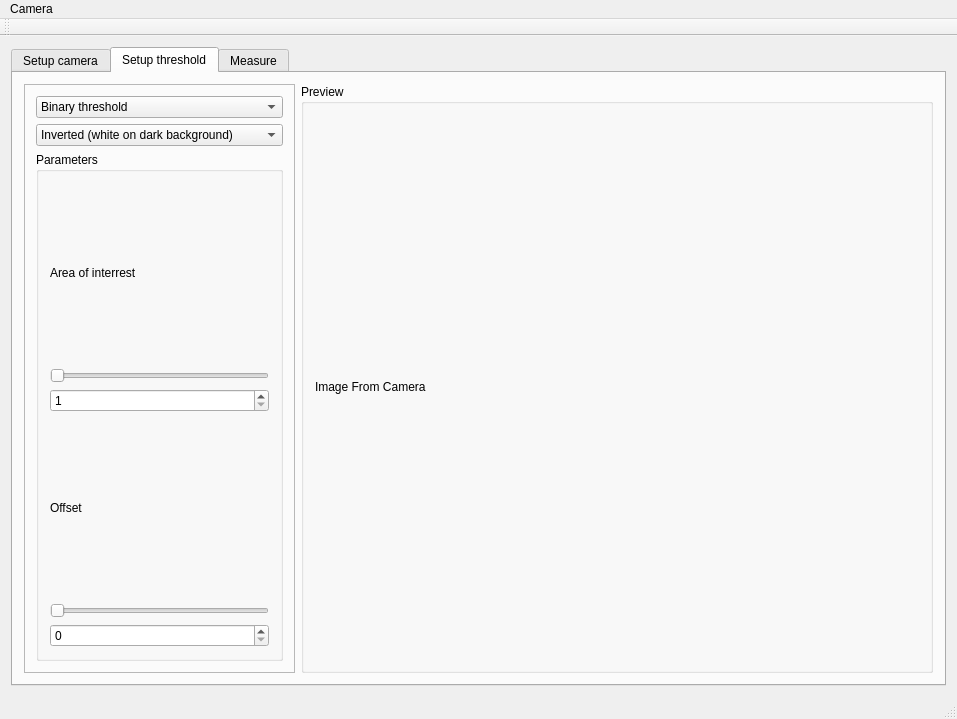
Old version of the form LineWidthMeasTool/mainwindow.ui in the repository theMladyPan/opencv_utils.
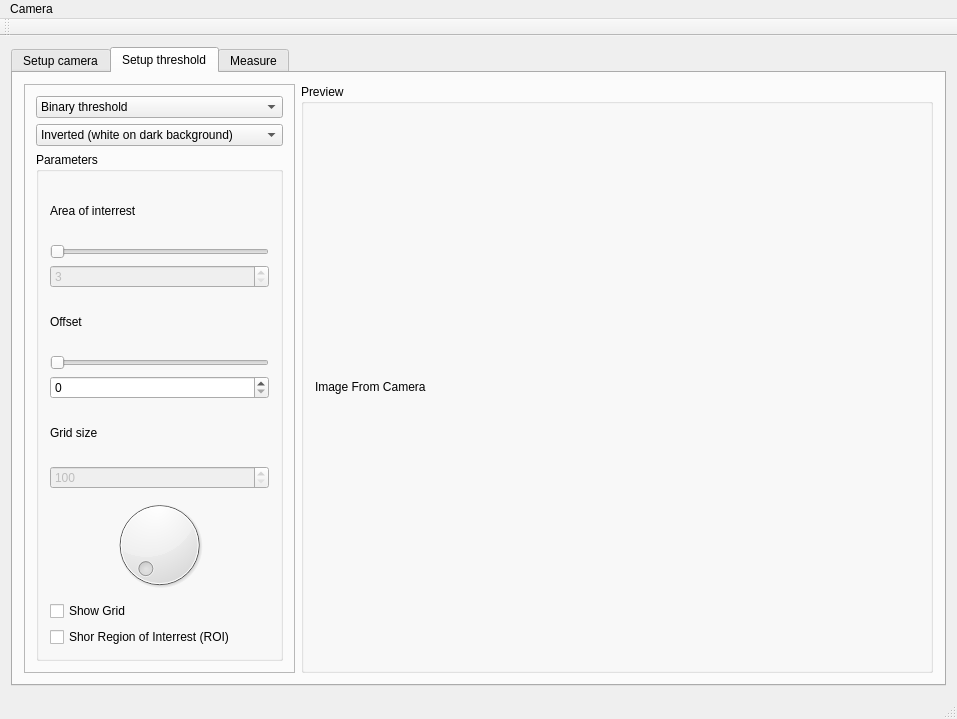
New version of the form. The open tabs and pages were chosen to show the change.

What changed in the file:
```diff
--- a/LineWidthMeasTool/mainwindow.ui
+++ b/LineWidthMeasTool/mainwindow.ui
@@ -2,6 +2,9 @@
 <ui version="4.0">
  <class>MainWindow</class>
  <widget class="QMainWindow" name="MainWindow">
+  <property name="enabled">
+   <bool>true</bool>
+  </property>
   <property name="geometry">
    <rect>
     <x>0</x>
@@ -20,6 +23,9 @@
    <layout class="QGridLayout" name="gridLayout_3">
     <item row="0" column="0">
      <widget class="QTabWidget" name="TabPane">
+      <property name="enabled">
+       <bool>true</bool>
+      </property>
       <property name="sizePolicy">
        <sizepolicy hsizetype="Expanding" vsizetype="Expanding">
         <horstretch>0</horstretch>
@@ -166,6 +172,9 @@
        </layout>
       </widget>
       <widget class="QWidget" name="tabThreshSetup">
+       <property name="enabled">
+        <bool>true</bool>
+       </property>
        <attribute name="title">
         <string>Setup threshold</string>
        </attribute>
@@ -234,8 +243,17 @@
               </item>
               <item>
                <widget class="QSlider" name="horizontalSliderArea">
+                <property name="enabled">
+                 <bool>false</bool>
+                </property>
+                <property name="sizePolicy">
+                 <sizepolicy hsizetype="Expanding" vsizetype="Fixed">
+                  <horstretch>0</horstretch>
+                  <verstretch>0</verstretch>
+                 </sizepolicy>
+                </property>
                 <property name="minimum">
-                 <number>1</number>
+                 <number>3</number>
                 </property>
                 <property name="singleStep">
                  <number>2</number>
@@ -247,8 +265,11 @@
               </item>
               <item>
                <widget class="QSpinBox" name="spinBoxArea">
+                <property name="enabled">
+                 <bool>false</bool>
+                </property>
                 <property name="minimum">
-                 <number>1</number>
+                 <number>3</number>
                 </property>
                 <property name="singleStep">
                  <number>2</number>
@@ -264,13 +285,85 @@
               </item>
               <item>
                <widget class="QSlider" name="horizontalSliderOffset">
+                <property name="maximum">
+                 <number>255</number>
+                </property>
                 <property name="orientation">
                  <enum>Qt::Horizontal</enum>
                 </property>
                </widget>
               </item>
               <item>
-               <widget class="QSpinBox" name="spinBoxOffset"/>
+               <widget class="QSpinBox" name="spinBoxOffset">
+                <property name="maximum">
+                 <number>255</number>
+                </property>
+               </widget>
+              </item>
+              <item>
+               <widget class="QLabel" name="label_gridSize">
+                <property name="text">
+                 <string>Grid size</string>
+                </property>
+               </widget>
+              </item>
+              <item>
+               <widget class="QSpinBox" name="spinBoxGridSize">
+                <property name="enabled">
+                 <bool>false</bool>
+                </property>
+                <property name="minimum">
+                 <number>100</number>
+                </property>
+                <property name="maximum">
+                 <number>1000</number>
+                </property>
+               </widget>
+              </item>
+              <item>
+               <widget class="QDial" name="dialGridSize">
+                <property name="enabled">
+                 <bool>true</bool>
+                </property>
+                <property name="sizePolicy">
+                 <sizepolicy hsizetype="Preferred" vsizetype="Preferred">
+                  <horstretch>0</horstretch>
+                  <verstretch>0</verstretch>
+                 </sizepolicy>
+                </property>
+                <property name="minimum">
+                 <number>100</number>
+                </property>
+                <property name="maximum">
+                 <number>1000</number>
+                </property>
+                <property name="singleStep">
+                 <number>50</number>
+                </property>
+                <property name="pageStep">
+                 <number>200</number>
+                </property>
+                <property name="invertedAppearance">
+                 <bool>false</bool>
+                </property>
+                <property name="invertedControls">
+                 <bool>false</bool>
+                </property>
+               </widget>
+              </item>
+              <item>
+               <widget class="QCheckBox" name="checkBoxShowGrid">
+                <property name="text">
+                 <string>Show Grid</string>
+                </property>
+               </widget>
+              </item>
+              <item>
+               <widget class="QCheckBox" name="checkBoxShowRoi">
+                <property name="text">
+                 <string>Shor Region of Interrest (ROI)</string>
+                </property>
+               </widget>
               </item>
              </layout>
             </widget>
```
Left out of the diff: 114 changed lines with no effect on the pictures.
